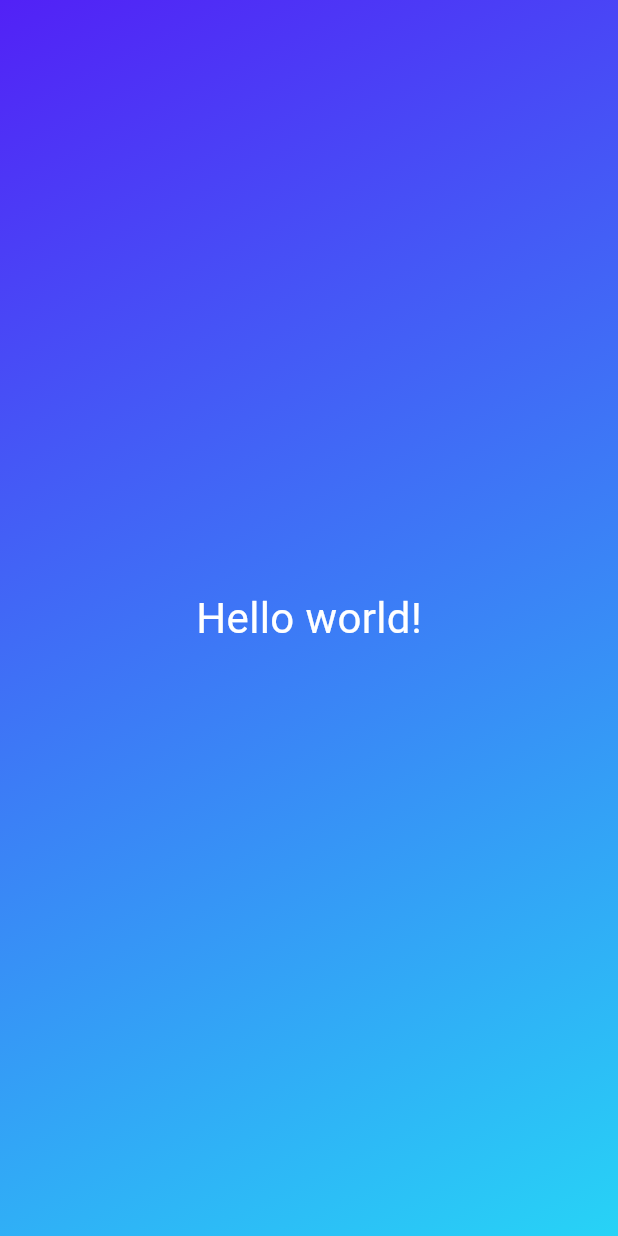
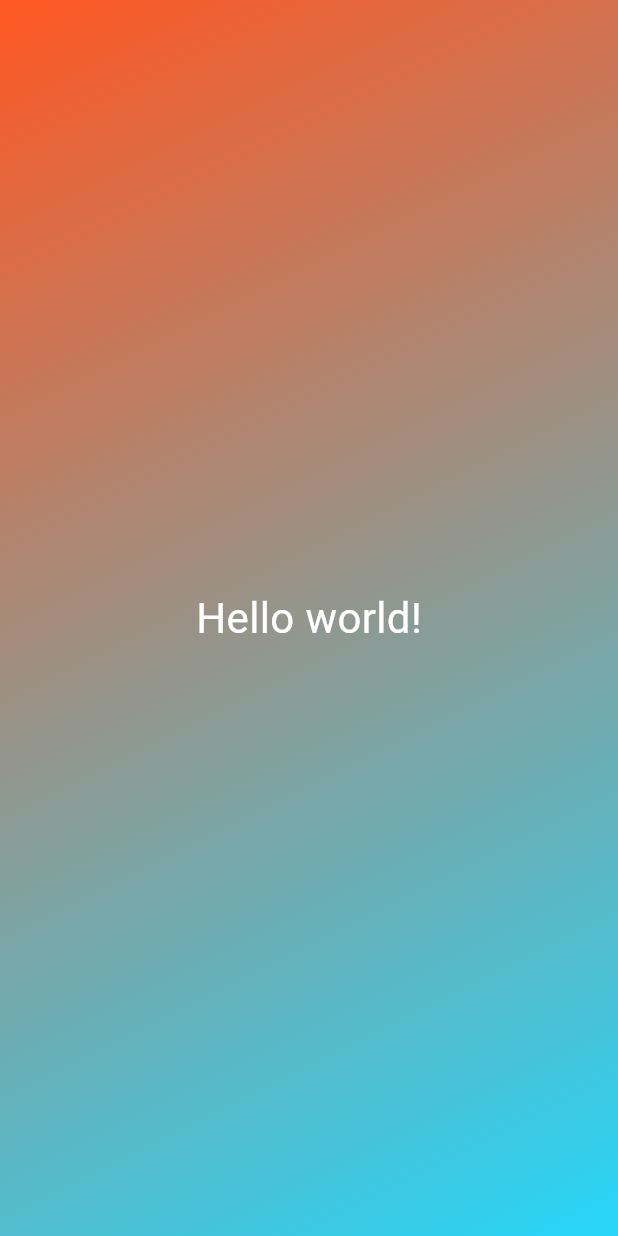
Before and after one commit to gitsudhanshur/flutterApp, a Flutter app: the screen it shows after launch, on a phone screen of 412 x 824 dp. Run offline on Flutter 3.47's test engine with Material 3 defaults, Android fonts, the phone set to English and light mode, and no system bars.

Commit message:
first commit

```diff
--- /dev/null
+++ b/lib/gradient_container.dart
@@ -0,0 +1,51 @@
+import 'package:flutter/material.dart';
+
+import 'package:first_app/styled_text.dart';
+
+const startAlignment = Alignment.topLeft;
+const endAlignment = Alignment.bottomRight;
+
+class GradientContainer extends StatelessWidget {
+  const GradientContainer(this.color1, this.color2, {super.key});
+
+  final Color color1;
+  final Color color2;
+
+  @override
+  Widget build(context) {
+    return Container(
+          decoration: BoxDecoration(
+            gradient: LinearGradient(
+              colors: [color1, color2],
+              begin: startAlignment,
+              end: endAlignment,
+            ),
+          ),
+          child: const Center(
+            child: StyledText(),
+        ),
+      );
+  }
+}
+
+// class GradientContainer extends StatelessWidget {
+//   const GradientContainer(this.colors, {super.key});
+
+//   final List<Color> colors;
+
+//   @override
+//   Widget build(context) {
+//     return Container(
+//           decoration: BoxDecoration(
+//             gradient: LinearGradient(
+//               colors: colors,
+//               begin: startAlignment,
+//               end: endAlignment,
+//             ),
+//           ),
+//           child: const Center(
+//             child: StyledText(),
+//         ),
+//       );
+//   }
+// }
--- /dev/null
+++ b/lib/styled_text.dart
@@ -0,0 +1,15 @@
+import 'package:flutter/material.dart';
+
+class StyledText extends StatelessWidget {
+  const StyledText({super.key});
+
+  @override
+  Widget build(context) {
+    return const Text('Hello world!',
+              style: TextStyle(
+                color: Colors.white,
+                fontSize: 28,
+            ),
+          );
+  }
+}
```
Also changed, not shown: lib/main.dart (+6 -18 lines).
